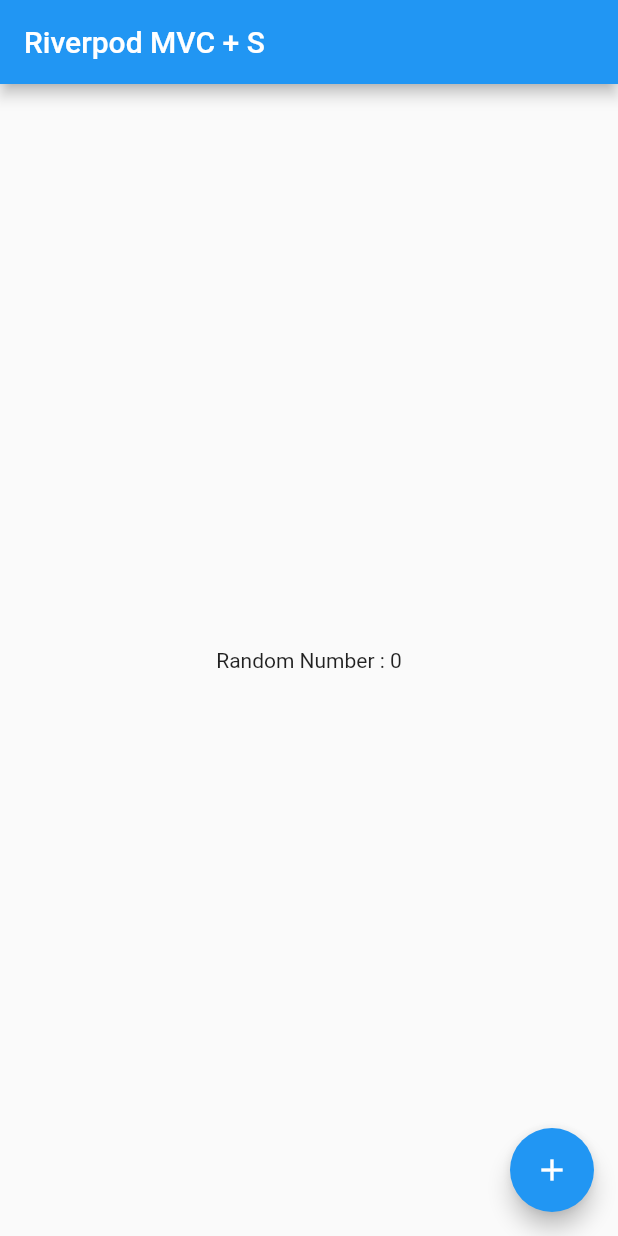
After one commit to jpoh281/riverpod_mvcs_counter, a Flutter app: the screen it shows after launch, on a phone screen of 412 x 824 dp. The commit adds this screen. Run offline on Flutter 3.47's test engine with Material 2 defaults, Android fonts, the phone set to English and light mode, and no system bars; our stand-ins replace flutter_riverpod.

Commit message:
07/18/2020 CHANGE NAME

```diff
--- a/lib/main.dart
+++ b/lib/main.dart
@@ -1,6 +1,6 @@
 import 'package:flutter/material.dart';
 import 'package:flutter_riverpod/flutter_riverpod.dart';
-import 'package:riverpod_mvcs_counter/views/counter_view/counter_view.dart';
+import 'package:riverpod_mvcs_counter/views/random_number/random_number_view.dart';
 
 void main() {
   runApp(ProviderScope(child: MyApp()));
@@ -10,7 +10,7 @@ class MyApp extends StatelessWidget {
   @override
   Widget build(BuildContext context) {
     return MaterialApp(
-      home: CounterView(),
+      home: RandomNumberView(),
     );
   }
 }
--- /dev/null
+++ b/lib/models/random_number.dart
@@ -0,0 +1,11 @@
+import 'package:flutter_riverpod/flutter_riverpod.dart';
+
+final randomNumber = StateNotifierProvider<RandomNumber, int>((ref) => RandomNumber());
+
+class RandomNumber extends StateNotifier<int> {
+  RandomNumber() : super(0);
+
+  setCount(int number){
+    state = number;
+  }
+}
--- a/lib/services/random_number_service.dart
+++ b/lib/services/random_number_service.dart
@@ -8,7 +8,7 @@ final numberService = Provider<NumberService>((ref) {
 
 class NumberService {
   Future<int> call() async {
-    // Fake a service call, and return some posts
+    // Fake a service call, and return random number
     await Future.delayed(Duration(seconds: 1));
     return Random().nextInt(999);
   }
--- /dev/null
+++ b/lib/views/random_number/random_number_view.dart
@@ -0,0 +1,35 @@
+import 'package:flutter/material.dart';
+import 'package:flutter_riverpod/flutter_riverpod.dart';
+import 'package:riverpod_mvcs_counter/models/random_number.dart';
+import 'package:riverpod_mvcs_counter/views/random_number/random_number_view_controller.dart';
+
+class RandomNumberView extends ConsumerWidget {
+  @override
+  Widget build(BuildContext context, WidgetRef ref) {
+    bool isLoading = ref.watch(randomNumberViewController);
+    var viewController = ref.watch(randomNumberViewController.notifier);
+
+    return Scaffold(
+      appBar: AppBar(
+        title: Text("Riverpod MVC + S"),
+      ),
+      body: Column(
+        mainAxisAlignment: MainAxisAlignment.center,
+        children: [
+          Center(
+              child: isLoading
+                  ? CircularProgressIndicator()
+                  : Text("Random Number : ${ref.watch(randomNumber)}"))
+        ],
+      ),
+      floatingActionButton: FloatingActionButton(
+        onPressed: () => isLoading ? null : viewController.getRandomNumber(),
+        child: isLoading
+            ? CircularProgressIndicator(
+                color: Colors.white,
+              )
+            : Icon(Icons.add),
+      ),
+    );
+  }
+}
--- /dev/null
+++ b/lib/views/random_number/random_number_view_controller.dart
@@ -0,0 +1,19 @@
+import 'package:flutter_riverpod/flutter_riverpod.dart';
+import 'package:riverpod_mvcs_counter/controllers/random_number_controller.dart';
+
+final randomNumberViewController =
+    StateNotifierProvider<RandomNumberViewController, bool>((ref) {
+  return RandomNumberViewController(ref.read);
+});
+
+class RandomNumberViewController extends StateNotifier<bool> {
+  RandomNumberViewController(this._read) : super(false);
+
+  Reader _read;
+
+  getRandomNumber() async {
+    state = true;
+    await _read(randomNumberController).getRandomNumber();
+    state = false;
+  }
+}
```
Also changed, not shown: lib/controllers/counter.dart (deleted, +0 -16 lines), lib/controllers/random_number_controller.dart (added, +17 -0 lines), lib/models/count.dart (deleted, +0 -11 lines), lib/views/counter_view/counter_view.dart (deleted, +0 -32 lines), lib/views/counter_view/counter_view_controller.dart (deleted, +0 -20 lines).
